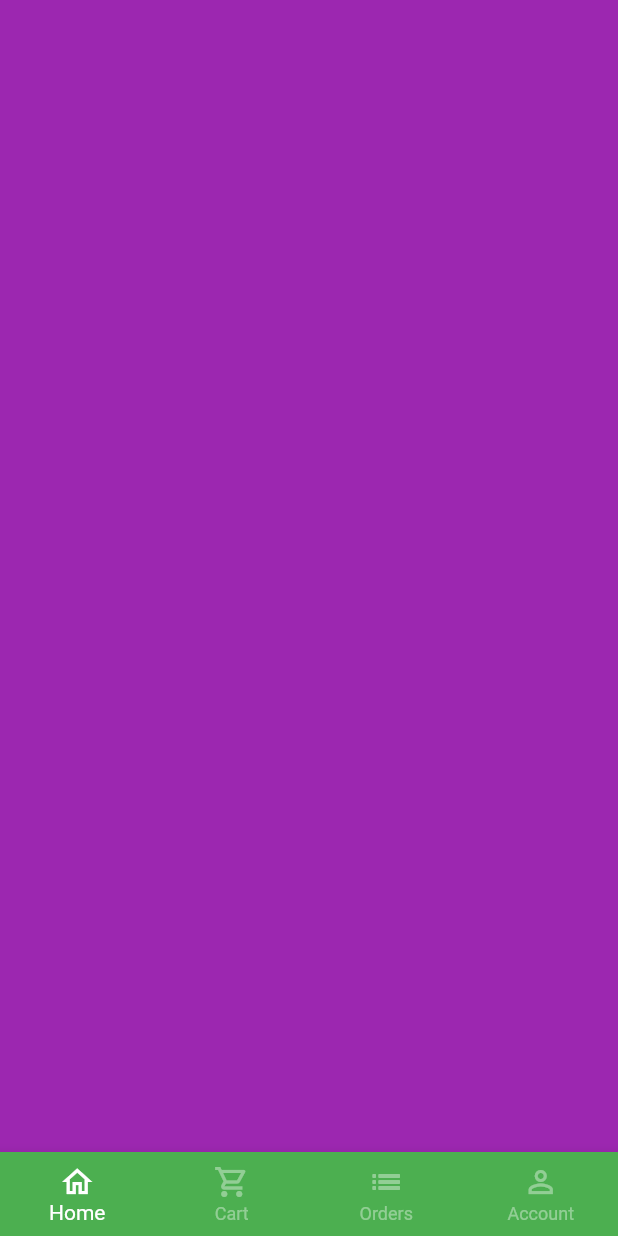
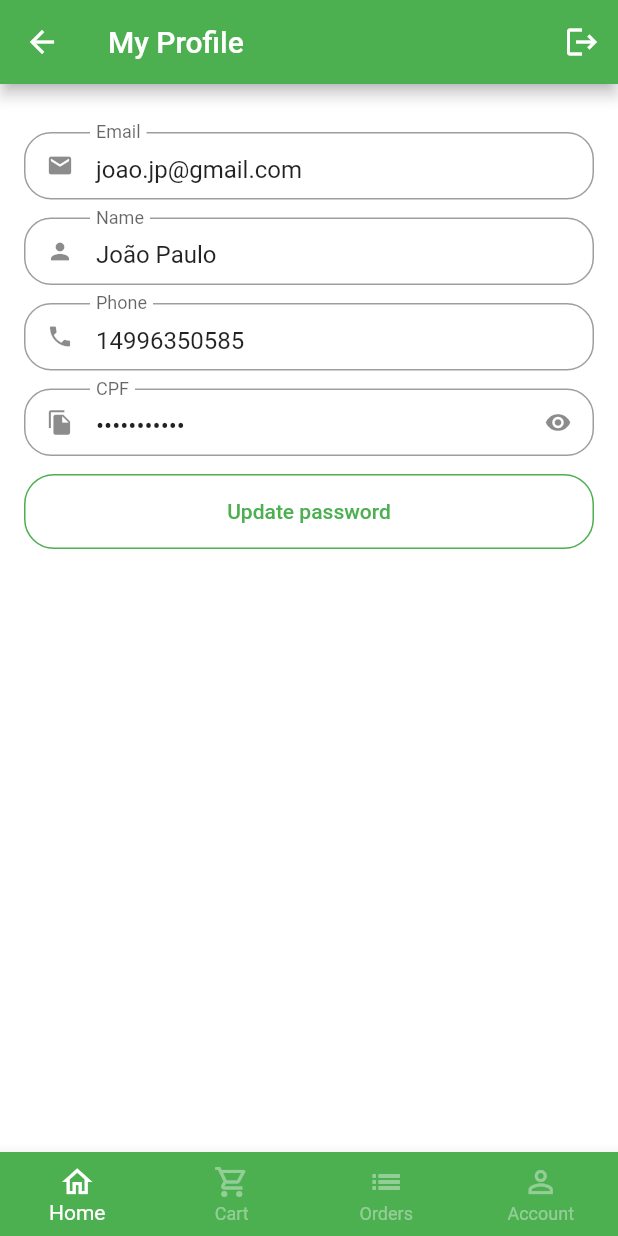
Before and after one commit to JoaoPauloHenriqueSiqueira/quitandaApp, a Flutter app: the BaseScreen screen opened directly, swiped to page 4, on a phone screen of 412 x 824 dp. Run offline on Flutter 3.47's test engine with Material 2 defaults, Android fonts, the phone set to English and light mode, and no system bars; our stand-ins replace animated_text_kit, badges, mask_text_input_formatter.

Commit message:
Profile screen

```diff
--- a/lib/src/config/app_data.dart
+++ b/lib/src/config/app_data.dart
@@ -1,5 +1,6 @@
 import 'package:quitanda/src/models/cart_item_model.dart';
 import 'package:quitanda/src/models/item_model.dart';
+import 'package:quitanda/src/models/user_model.dart';
 
 ItemModel apple = ItemModel(
   description:
@@ -79,3 +80,5 @@ List<CartItemModel> cartItems = [
   CartItemModel(item: mango, quantity: 1),
   CartItemModel(item: grape, quantity: 4),
 ];
+
+UserModel user = UserModel(name: "João Paulo", email: "joao.jp@gmail.com", phone: "14996350585", cpf: "39228071828", password: "");
--- /dev/null
+++ b/lib/src/models/user_model.dart
@@ -0,0 +1,16 @@
+class UserModel {
+  late String name;
+  late String email;
+  late String phone;
+  late String cpf;
+  late String password;
+
+  UserModel(
+  {
+    required this.name,
+    required this.email,
+    required this.phone,
+    required this.cpf,
+    required this.password
+  });
+}
--- a/lib/src/pages/auth/sign_in_screen.dart
+++ b/lib/src/pages/auth/sign_in_screen.dart
@@ -1,7 +1,7 @@
 import 'package:animated_text_kit/animated_text_kit.dart';
 import 'package:flutter/material.dart';
 import 'package:quitanda/src/config/custom_colors.dart';
-import 'package:quitanda/src/pages/auth/components/custom_text_field.dart';
+import 'package:quitanda/src/pages/common_widgets/custom_text_field.dart';
 import 'package:quitanda/src/pages/auth/sign_up_screen.dart';
 import 'package:quitanda/src/pages/base/base_screen.dart';
 
--- a/lib/src/pages/auth/sign_up_screen.dart
+++ b/lib/src/pages/auth/sign_up_screen.dart
@@ -1,7 +1,7 @@
 import 'package:flutter/material.dart';
 import 'package:mask_text_input_formatter/mask_text_input_formatter.dart';
 import 'package:quitanda/src/config/custom_colors.dart';
-import 'package:quitanda/src/pages/auth/components/custom_text_field.dart';
+import 'package:quitanda/src/pages/common_widgets/custom_text_field.dart';
 
 
 class SignUpScreen extends StatelessWidget {
--- a/lib/src/pages/base/base_screen.dart
+++ b/lib/src/pages/base/base_screen.dart
@@ -1,6 +1,7 @@
 import 'package:flutter/material.dart';
 import 'package:quitanda/src/pages/cart/cart_tab.dart';
 import 'package:quitanda/src/pages/home/home_tab.dart';
+import 'package:quitanda/src/pages/profile/profile_tab.dart';
 
 class BaseScreen extends StatefulWidget {
   BaseScreen({Key? key}) : super(key: key);
@@ -24,7 +25,7 @@ class _BaseScreenState extends State<BaseScreen> {
           HomeTab(),
           CartTab(),
           Container(color: Colors.blue),
-          Container(color: Colors.purple),
+          ProfileTab(),
         ],
       ),
       bottomNavigationBar: BottomNavigationBar(
--- a/lib/src/pages/auth/components/custom_text_field.dart
+++ b/lib/src/pages/common_widgets/custom_text_field.dart
@@ -6,13 +6,17 @@ class CustomTextField extends StatefulWidget {
   final String label;
   final bool isSecret;
   final List<TextInputFormatter>? inputFormatters;
+  final String? initialValue;
+  final bool readOnly;
 
   const CustomTextField(
       {Key? key,
       required this.icon,
       required this.label,
       this.isSecret = false,
-      this.inputFormatters})
+      this.inputFormatters,
+      this.initialValue,
+      this.readOnly = false})
       : super(key: key);
 
   @override
@@ -37,6 +41,8 @@ class _CustomTextFieldState extends State<CustomTextField> {
         child: SizedBox(
           height: 45,
           child: TextFormField(
+            readOnly: widget.readOnly,
+            initialValue: widget.initialValue,
             inputFormatters: widget.inputFormatters,
             obscureText: isObscure,
             decoration: InputDecoration(
--- /dev/null
+++ b/lib/src/pages/profile/profile_tab.dart
@@ -0,0 +1,116 @@
+import 'package:flutter/material.dart';
+import 'package:quitanda/src/config/app_data.dart' as app_data;
+import 'package:quitanda/src/pages/common_widgets/custom_text_field.dart';
+
+class ProfileTab extends StatefulWidget {
+  const ProfileTab({Key? key}) : super(key: key);
+
+  @override
+  State<ProfileTab> createState() => _ProfileTabState();
+}
+
+class _ProfileTabState extends State<ProfileTab> {
+  @override
+  Widget build(BuildContext context) {
+    return Scaffold(
+      appBar: AppBar(
+        title: Text("My Profile"),
+        actions: [IconButton(onPressed: () {}, icon: Icon(Icons.logout))],
+      ),
+      body: ListView(
+        physics: BouncingScrollPhysics(),
+        padding: EdgeInsets.fromLTRB(16, 32, 16, 16),
+        children: [
+          CustomTextField(
+            icon: Icons.email,
+            label: "Email",
+            initialValue: app_data.user.email,
+            readOnly: true,
+          ),
+          CustomTextField(
+              icon: Icons.person,
+              label: "Name",
+              initialValue: app_data.user.name,
+              readOnly: true),
+          CustomTextField(
+              icon: Icons.phone,
+              label: "Phone",
+              initialValue: app_data.user.phone,
+              readOnly: true),
+          CustomTextField(
+              icon: Icons.file_copy,
+              label: "CPF",
+              isSecret: true,
+              initialValue: app_data.user.cpf,
+              readOnly: true),
+          SizedBox(
+              height: 50,
+              child: OutlinedButton(
+                  style: OutlinedButton.styleFrom(
+                      side: BorderSide(color: Colors.green),
+                      shape: RoundedRectangleBorder(
+                          borderRadius: BorderRadius.circular(20))),
+                  onPressed: updatePassword,
+                  child: Text("Update password")))
+        ],
+      ),
+    );
+  }
+
+  Future<bool?> updatePassword() {
+    return showDialog(
+        context: context,
+        builder: (context) {
+          return Dialog(
+            shape:
+                RoundedRectangleBorder(borderRadius: BorderRadius.circular(20)),
+            child: Stack(
+              children: [
+                Padding(
+                  padding: const EdgeInsets.all(16.0),
+                  child: Column(
+                    crossAxisAlignment: CrossAxisAlignment.stretch,
+                    mainAxisSize: MainAxisSize.min,
+                    children: [
+                      Padding(
+                        padding: const EdgeInsets.symmetric(vertical: 12),
+                        child: Text(
+                          "Update your password",
+                          textAlign: TextAlign.center,
+                          style:
+                              TextStyle(fontSize: 18, fontWeight: FontWeight.bold),
+                        ),
+                      ),
+                      CustomTextField(
+                        icon: Icons.lock,
+                        label: "Current Password",
+                        isSecret: true,
+                      ),
+                      CustomTextField(
+                          icon: Icons.lock_outline,
+                          label: "New Password",
+                          isSecret: true),
+                      CustomTextField(
+                          icon: Icons.lock_outline,
+                          label: "Confirmation",
+                          isSecret: true),
+                      SizedBox(
+                          height: 45,
+                          child: ElevatedButton(
+                              style: ElevatedButton.styleFrom(
+                                  shape: RoundedRectangleBorder(
+                                      borderRadius: BorderRadius.circular(20))),
+                              onPressed: () {},
+                              child: Text("Update Password")))
+                    ],
+                  ),
+                ),
+                Positioned(top:5, right:5, child: IconButton(onPressed: (){
+                  Navigator.of(context).pop();
+                },icon: Icon(Icons.close),))
+              ],
+            ),
+          );
+        });
+  }
+}
```
